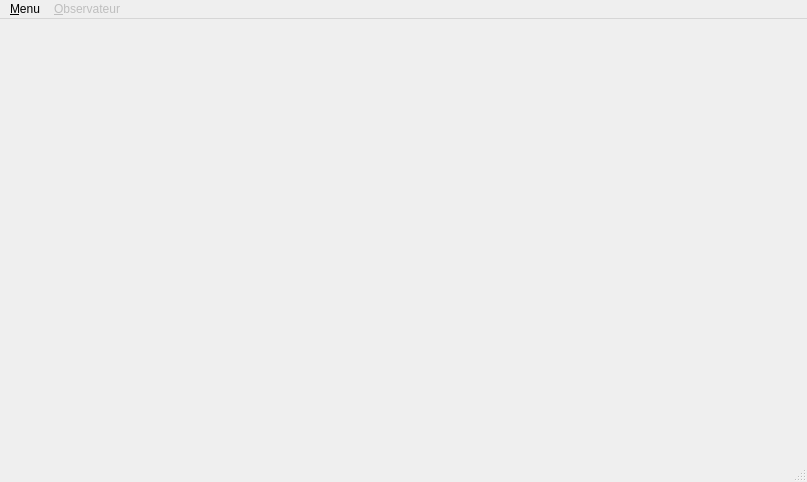
Above: Othello/vue/mainwindow.ui from TristanMollet/Othello before the change. Below: the same form after it.
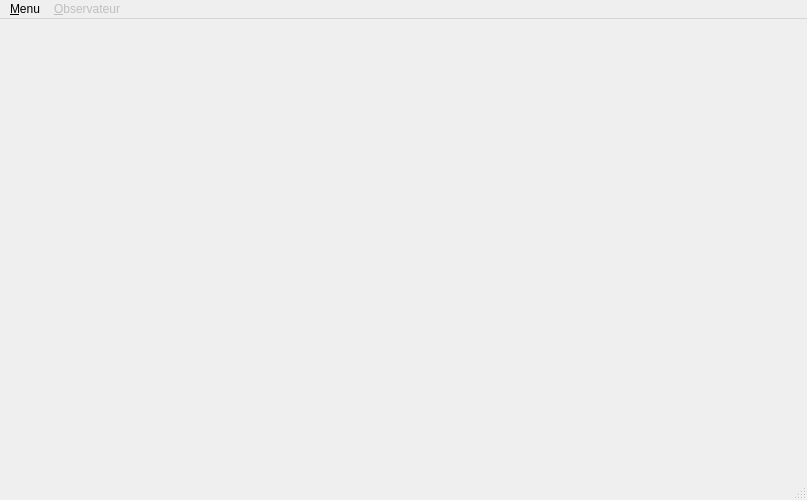
That is the form after the change.

What changed in the file:
```diff
--- a/Othello/vue/mainwindow.ui
+++ b/Othello/vue/mainwindow.ui
@@ -7,7 +7,7 @@
     <x>0</x>
     <y>0</y>
     <width>807</width>
-    <height>482</height>
+    <height>500</height>
    </rect>
   </property>
   <property name="windowTitle">
@@ -19,8 +19,8 @@
      <rect>
       <x>0</x>
       <y>0</y>
-      <width>421</width>
-      <height>441</height>
+      <width>461</width>
+      <height>451</height>
      </rect>
     </property>
     <layout class="QVBoxLayout" name="layGraph"/>
@@ -28,10 +28,10 @@
    <widget class="QWidget" name="verticalLayoutWidget_2">
     <property name="geometry">
      <rect>
-      <x>440</x>
+      <x>470</x>
       <y>0</y>
-      <width>361</width>
-      <height>441</height>
+      <width>331</width>
+      <height>451</height>
      </rect>
     </property>
     <layout class="QVBoxLayout" name="layTxt"/>
```
